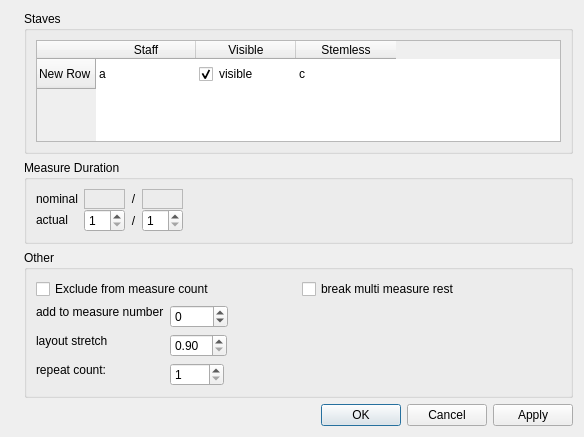
Before: the Qt Designer form mscore/mscore/measureproperties.ui in musescore/musescore-old, drawn with Qt 5.
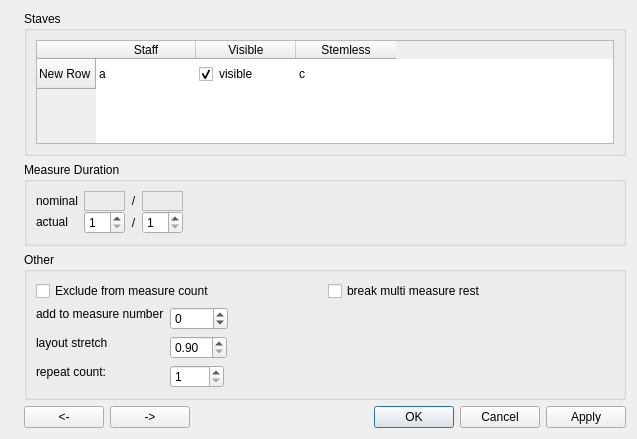
After: the same form once the commit is applied. Icons and pictures are not drawn. Custom widgets are drawn as their Qt base class.

Commit message: add previous/next button to measure properties dialog

The edit to the form file:
```diff
--- a/mscore/mscore/measureproperties.ui
+++ b/mscore/mscore/measureproperties.ui
@@ -9,8 +9,8 @@
    <rect>
     <x>0</x>
     <y>0</y>
-    <width>584</width>
-    <height>437</height>
+    <width>637</width>
+    <height>439</height>
    </rect>
   </property>
   <property name="windowTitle">
@@ -383,6 +383,34 @@
         </widget>
        </item>
        <item>
+        <layout class="QHBoxLayout" name="horizontalLayout_2">
+         <property name="topMargin">
+          <number>0</number>
+         </property>
+         <property name="bottomMargin">
+          <number>0</number>
+         </property>
+         <item>
+          <widget class="QPushButton" name="previousButton">
+           <property name="toolTip">
+            <string>goto previous measure</string>
+           </property>
+           <property name="text">
+            <string>&lt;-</string>
+           </property>
+          </widget>
+         </item>
+         <item>
+          <widget class="QPushButton" name="nextButton">
+           <property name="toolTip">
+            <string>goto next measure</string>
+           </property>
+           <property name="text">
+            <string>-&gt;</string>
+           </property>
+          </widget>
+         </item>
+         <item>
         <widget class="QDialogButtonBox" name="buttonBox">
          <property name="orientation">
           <enum>Qt::Horizontal</enum>
@@ -391,6 +419,8 @@
           <set>QDialogButtonBox::Apply|QDialogButtonBox::Cancel|QDialogButtonBox::Ok</set>
          </property>
         </widget>
+         </item>
+        </layout>
        </item>
       </layout>
      </item>
```
Lines whose indentation alone changed are shown as unchanged. The commit also changes 5 other files.
